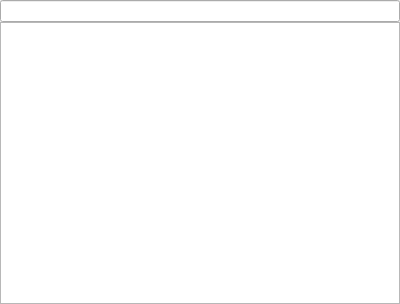
First picture: the form in gui/gui/core/framework/datastreamdisplays.ui, repository einsteinly/CAUV_old_software, before the edit.
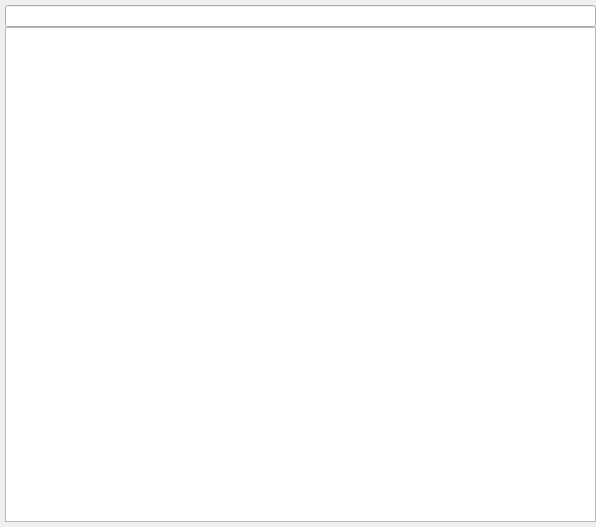
Second picture: the form after the edit. Custom widgets are drawn as their Qt base class.

The edit to the form file:
```diff
--- a/gui/gui/core/framework/datastreamdisplays.ui
+++ b/gui/gui/core/framework/datastreamdisplays.ui
@@ -1,29 +1,34 @@
 <?xml version="1.0" encoding="UTF-8"?>
 <ui version="4.0">
  <class>DataStreamPicker</class>
- <widget class="QDockWidget" name="DataStreamPicker">
+ <widget class="QWidget" name="DataStreamPicker">
   <property name="geometry">
    <rect>
     <x>0</x>
     <y>0</y>
-    <width>400</width>
-    <height>304</height>
+    <width>596</width>
+    <height>527</height>
    </rect>
   </property>
-  <property name="features">
-   <set>QDockWidget::DockWidgetFloatable|QDockWidget::DockWidgetMovable</set>
-  </property>
   <property name="windowTitle">
    <string>Data Streams</string>
   </property>
-  <widget class="QWidget" name="dockWidgetContents">
    <layout class="QVBoxLayout" name="verticalLayout">
     <property name="spacing">
      <number>0</number>
     </property>
-    <property name="margin">
+   <property name="leftMargin">
+    <number>5</number>
+   </property>
+   <property name="topMargin">
+    <number>5</number>
+   </property>
+   <property name="rightMargin">
      <number>0</number>
     </property>
+   <property name="bottomMargin">
+    <number>5</number>
+   </property>
     <item>
      <widget class="QLineEdit" name="filter"/>
     </item>
@@ -84,7 +89,6 @@
      </widget>
     </item>
    </layout>
-  </widget>
  </widget>
  <customwidgets>
   <customwidget>
```
Lines whose indentation alone changed are shown as unchanged.
